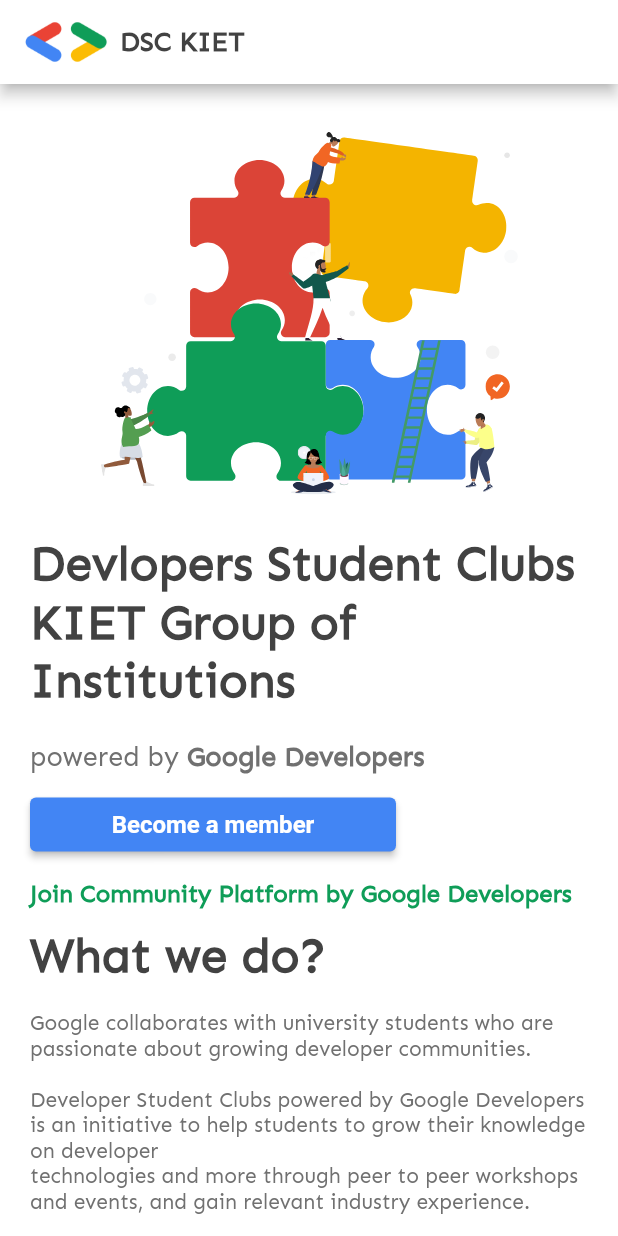
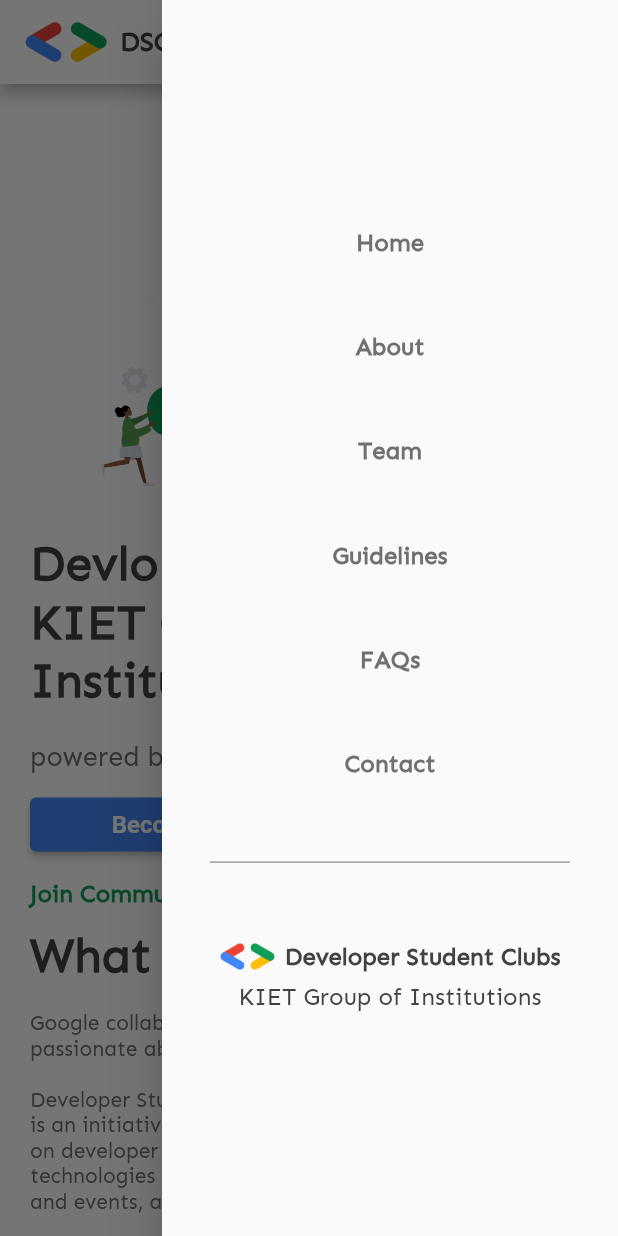
Before and after one commit to dsckiet/DSC-KIET-APP, a Flutter app: the screen it shows after launch, with the side drawer open (before the commit the screen has no drawer), on a phone screen of 412 x 824 dp. Run offline on Flutter 3.47's test engine with Material 2 defaults, Android fonts, the light colour scheme and no system bars; our stand-ins replace flutter_svg, font_awesome_flutter, lottie, supercharged.

Commit message:
app drawer made

```diff
--- a/lib/screens/homescreen.dart
+++ b/lib/screens/homescreen.dart
@@ -1,21 +1,37 @@
-import 'package:dsc_kiet_mobile_app/widgets/button_type_1.dart';
+import 'package:dsc_kiet_mobile_app/widgets/app_drawer.dart';
 import 'package:dsc_kiet_mobile_app/widgets/newsletter_placeholder.dart';
 import 'package:dsc_kiet_mobile_app/widgets/workspace_placeholder.dart';
+import 'package:dsc_kiet_mobile_app/widgets/explore_placeholder.dart';
+import 'package:dsc_kiet_mobile_app/widgets/about_us_section.dart';
 import 'package:flutter/material.dart';
-import 'package:flutter_svg/flutter_svg.dart';
 import 'package:font_awesome_flutter/font_awesome_flutter.dart';
 import 'package:lottie/lottie.dart';
+import 'package:url_launcher/url_launcher.dart';
 
 class Homescreen extends StatelessWidget {
+  final GlobalKey<ScaffoldState> _scaffoldKey = GlobalKey<ScaffoldState>();
   @override
   Widget build(BuildContext context) {
     final size = MediaQuery.of(context).size;
-    final String whatWeDo =
-        '\nGoogle collaborates with university students who are passionate about growing developer communities.\n\nDeveloper Student Clubs powered by Google Developers is an initiative to help students to grow their knowledge on developer\ntechnologies and more through peer to peer workshops and events, and gain relevant industry experience.';
     return Scaffold(
+      key: _scaffoldKey,
       appBar: AppBar(
         leadingWidth: 72.0,
         titleSpacing: 8,
+        actions: [
+          Padding(
+            padding: EdgeInsets.only(right: 20.0),
+            child: GestureDetector(
+              onTap: () {
+                print('1');
+                _scaffoldKey.currentState.openEndDrawer();
+              },
+              child: Center(
+                  child:
+                      FaIcon(FontAwesomeIcons.ellipsisV, color: Colors.black)),
+            ),
+          )
+        ],
         leading: Container(
             padding: EdgeInsets.only(left: 16, top: 4, bottom: 4),
             child: Image.asset(
@@ -23,7 +39,7 @@
             )),
         title: Text('DSC KIET'),
       ),
-      // drawer: Drawer,
+      endDrawer: AppDrawer(),
       body: ListView(
         padding: EdgeInsets.symmetric(horizontal: 20),
         children: [
@@ -54,7 +70,9 @@
           Padding(
             padding: const EdgeInsets.only(right: 128.0),
             child: ElevatedButton(
-                onPressed: () {},
+                onPressed: () {
+                  launch('https://forms.gle/YFTsmarHBrW57k5N8');
+                },
                 child: Container(
                   child: Center(
                     child: Text('Become a member'),
@@ -65,7 +83,10 @@
           Align(
             alignment: Alignment.centerLeft,
             child: TextButton(
-                onPressed: () {},
+                onPressed: () {
+                  launch(
+                      'https://dsc.community.dev/kiet-group-of-institutions-ghaziabad/');
+                },
                 child: Text(
                   'Join Community Platform by Google Developers',
                   style: Theme.of(context).textTheme.bodyText2.copyWith(
@@ -75,166 +96,27 @@
                 )),
           ),
           Padding(padding: EdgeInsets.only(top: 10)),
-          Text(
-            'What we do?',
-          ),
-          Text(
-            whatWeDo,
-            style: Theme.of(context).textTheme.bodyText2.copyWith(
-                fontSize: 14,
-                fontWeight: FontWeight.normal,
-                color: Color(0xff707070)),
-          ),
-          Padding(padding: EdgeInsets.only(top: 20)),
-          Padding(
-            padding: const EdgeInsets.only(right: 200.0),
-            child: ElevatedButton(
-                onPressed: () {},
-                child: Container(
-                  child: Center(
-                    child: Text('SIGN UP'),
-                  ),
-                )),
-          ),
-          Padding(padding: EdgeInsets.only(top: 4)),
-          Align(
-            alignment: Alignment.centerLeft,
-            child: TextButton(
-                onPressed: () {},
-                child: Text(
-                  'Learn more about the program',
-                  style: Theme.of(context).textTheme.bodyText2.copyWith(
-                      fontSize: 16,
-                      fontWeight: FontWeight.bold,
-                      color: Color(0xff0f9d58)),
-                )),
-          ),
-          //projects placeholder
-          placeholderType1(
-            context,
-            svg: 'rocket',
-            title: 'Projects',
-            content: 'Projects with a social impact that help a lot of people.',
-            color: Color(0xffDB4437),
-          ),
-          //hackathons placeholder
-          placeholderType1(context,
-              svg: 'hackathon',
-              title: 'Hackathons',
-              content: 'Dream. Explore. Wonder. Build it together.',
-              color: Color(0xff4285F4)),
-          //webinars placeholder
-          placeholderType1(context,
-              svg: 'webinar',
-              title: 'Webinars',
-              content: 'Join live coding sessions and AMAs to explore.',
-              color: Color(0xffC8A83D)),
-          //bootcamps placeholder
-          placeholderType1(context,
-              svg: 'bootcamp',
-              title: 'Bootcamps',
-              content: 'Learn & implement with us in detailed bootcamps.',
-              color: Color(0xff0F9D58)),
-          Padding(
-            padding: EdgeInsets.only(top: 48, bottom: 16),
-            child: Text(
-              'What DSC KIET does?',
-              style:
-                  Theme.of(context).textTheme.bodyText2.copyWith(fontSize: 28),
-            ),
-          ),
-          Text(
-            'Developer Student Club KIET is inspired by Google Developers\' Family.\n\nThe motive is to create a ecosystem of programmers & developers in the campus by helping them to learn and build projects.',
-            style: Theme.of(context).textTheme.bodyText2.copyWith(
-                fontSize: 16,
-                fontWeight: FontWeight.normal,
-                color: Color(0xff707070)),
-          ),
-          Padding(
-            padding: EdgeInsets.only(top: 20.0, bottom: 20),
-            child: Row(
-              mainAxisAlignment: MainAxisAlignment.start,
-              children: [
-                ButtonType1(
-                  icon: FontAwesomeIcons.mediumM,
-                ),
-                ButtonType1(
-                  icon: FontAwesomeIcons.instagram,
-                ),
-                ButtonType1(
-                  icon: FontAwesomeIcons.twitter,
-                ),
-                ButtonType1(
-                  icon: FontAwesomeIcons.github,
-                ),
-              ],
-            ),
-          ),
-          //grid for html css etc..
-          Container(
-            width: size.width / 3,
-            height: size.height / 2.88,
-            padding: EdgeInsets.all(10),
-            child: GridView.builder(
-              clipBehavior: Clip.none,
-              physics: NeverScrollableScrollPhysics(),
-              gridDelegate: SliverGridDelegateWithFixedCrossAxisCount(
-                crossAxisCount: 3,
-                crossAxisSpacing: 20,
-                mainAxisSpacing: 20,
-                childAspectRatio: 1.5,
-              ),
-              itemCount: gridSVG.length,
-              itemBuilder: (context, index) => SvgPicture.asset(
-                'assets/icons/${gridSVG[index]}.svg',
-                colorBlendMode: BlendMode.dstIn,
-                color: Colors.transparent.withOpacity(0.6),
-              ),
-            ),
-          ),
+          //
+          //About us section
+          AboutUsSection(),
+          //
           //join the workspace
           WorkspacePlaceholder(size: size),
           Padding(padding: EdgeInsets.only(bottom: 40)),
+          //
           //newsletter
           NewsletterPlaceholder(
             size: size,
           ),
           Padding(padding: EdgeInsets.only(bottom: 80)),
+          //
           //Explore Section
           Text(
             'Explore',
             style: Theme.of(context).textTheme.bodyText2.copyWith(fontSize: 20),
           ),
-          Column(
-            crossAxisAlignment: CrossAxisAlignment.start,
-            children: [
-              TextButton(
-                child: Text('KIET Group of Institutions'),
-                onPressed: () {},
-              ),
-              TextButton(
-                child: Text('About Us'),
-                onPressed: () {},
-              ),
-              TextButton(
-                child: Text('Become a member'),
-                onPressed: () {},
-              ),
-              Padding(padding: EdgeInsets.only(top: 20)),
-              TextButton(
-                child: Text('Community Guidelines'),
-                onPressed: () {},
-              ),
-              TextButton(
-                child: Text('Meet the team'),
-                onPressed: () {},
-              ),
-              TextButton(
-                child: Text('FAQs'),
-                onPressed: () {},
-              ),
-            ],
-          ),
+          ExplorePlaceholder(),
+          //
           Row(
             mainAxisAlignment: MainAxisAlignment.spaceBetween,
             children: [
@@ -243,42 +125,55 @@
                   FontAwesomeIcons.instagram,
                   color: Color(0xff4285F4),
                 ),
-                onPressed: () {},
+                onPressed: () {
+                  launch('https://instagram.com/dsckiet');
+                },
               ),
               IconButton(
                 icon: FaIcon(
                   FontAwesomeIcons.twitter,
                   color: Color(0xff4285F4),
                 ),
-                onPressed: () {},
+                onPressed: () {
+                  launch('https://twitter.com/dsckiet');
+                },
               ),
               IconButton(
                 icon: FaIcon(
                   FontAwesomeIcons.github,
                   color: Color(0xff4285F4),
                 ),
-                onPressed: () {},
+                onPressed: () {
+                  launch('https://github.com/dsckiet');
+                },
               ),
               IconButton(
                 icon: FaIcon(
                   FontAwesomeIcons.mediumM,
                   color: Color(0xff4285F4),
                 ),
-                onPressed: () {},
+                onPressed: () {
+                  launch('https://medium.com/dsckiet');
+                },
               ),
               IconButton(
                 icon: FaIcon(
                   FontAwesomeIcons.telegramPlane,
                   color: Color(0xff4285F4),
                 ),
-                onPressed: () {},
+                onPressed: () {
+                  launch('https://t.me/dsckiet');
+                },
               ),
               IconButton(
                 icon: FaIcon(
                   FontAwesomeIcons.slack,
                   color: Color(0xff4285F4),
                 ),
-                onPressed: () {},
+                onPressed: () {
+                  launch(
+                      'https://join.slack.com/t/dsckiet/shared_invite/zt-ef1q4txj-D77khvaZVgBP2CyH2MQHLA');
+                },
               ),
             ],
           ),
@@ -293,7 +188,14 @@
                     .copyWith(fontSize: 16, fontWeight: FontWeight.normal),
               ),
               TextButton(
-                onPressed: () {},
+                onPressed: () {
+                  launch(
+                    Uri(
+                      scheme: 'mailto',
+                      path: 'dsckiet@gmail.com',
+                    ).toString(),
+                  );
+                },
                 child: Text(
                   'dsckiet@gmail.com',
                   style: Theme.of(context).textTheme.bodyText2.copyWith(
@@ -308,51 +210,4 @@
       ),
     );
   }
-
-  Column placeholderType1(BuildContext context,
-      {String svg, String title, String content, Color color}) {
-    return Column(
-      crossAxisAlignment: CrossAxisAlignment.start,
-      children: [
-        Padding(
-          padding: EdgeInsets.symmetric(vertical: 10),
-          child: Align(
-            alignment: Alignment.centerLeft,
-            child: SvgPicture.asset(
-              'assets/icons/$svg.svg',
-              height: 48,
-              color: color,
-            ),
-          ),
-        ),
-        Padding(
-            padding: EdgeInsets.only(bottom: 10),
-            child: Text(
-              title,
-              style: Theme.of(context).textTheme.bodyText2.copyWith(
-                    fontSize: 24,
-                  ),
-            )),
-        Text(
-          content,
-          style: Theme.of(context).textTheme.bodyText2.copyWith(
-              fontSize: 12,
-              fontWeight: FontWeight.normal,
-              color: Color(0xff707070)),
-        )
-      ],
-    );
-  }
 }
-
-List<String> gridSVG = [
-  'html',
-  'css',
-  'js',
-  'react',
-  'nodejs',
-  'mongodb',
-  'django',
-  'flutter',
-  'android',
-];
--- /dev/null
+++ b/lib/widgets/about_us_section.dart
@@ -0,0 +1,208 @@
+import 'package:dsc_kiet_mobile_app/widgets/button_type_1.dart';
+import 'package:flutter/material.dart';
+import 'package:flutter_svg/flutter_svg.dart';
+import 'package:font_awesome_flutter/font_awesome_flutter.dart';
+import 'package:url_launcher/url_launcher.dart';
+
+List<String> gridSVG = [
+  'html',
+  'css',
+  'js',
+  'react',
+  'nodejs',
+  'mongodb',
+  'django',
+  'flutter',
+  'android',
+];
+
+class AboutUsSection extends StatefulWidget {
+  const AboutUsSection({
+    Key key,
+  }) : super(key: key);
+
+  @override
+  _AboutUsSectionState createState() => _AboutUsSectionState();
+}
+
+class _AboutUsSectionState extends State<AboutUsSection> {
+  int _selected = -1;
+  @override
+  Widget build(BuildContext context) {
+    final size = MediaQuery.of(context).size;
+    final String whatWeDo =
+        '\nGoogle collaborates with university students who are passionate about growing developer communities.\n\nDeveloper Student Clubs powered by Google Developers is an initiative to help students to grow their knowledge on developer\ntechnologies and more through peer to peer workshops and events, and gain relevant industry experience.';
+    return Column(
+      crossAxisAlignment: CrossAxisAlignment.start,
+      children: [
+        Text(
+          'What we do?',
+        ),
+        Text(
+          whatWeDo,
+          style: Theme.of(context).textTheme.bodyText2.copyWith(
+              fontSize: 14,
+              fontWeight: FontWeight.normal,
+              color: Color(0xff707070)),
+        ),
+        Padding(padding: EdgeInsets.only(top: 20)),
+        Padding(
+          padding: const EdgeInsets.only(right: 200.0),
+          child: ElevatedButton(
+              onPressed: () {
+                launch(
+                    'https://dsc.community.dev/kiet-group-of-institutions-ghaziabad/');
+              },
+              child: Container(
+                child: Center(
+                  child: Text('SIGN UP'),
+                ),
+              )),
+        ),
+        Padding(padding: EdgeInsets.only(top: 4)),
+        Align(
+          alignment: Alignment.centerLeft,
+          child: TextButton(
+              onPressed: () {
+                launch('https://developers.google.com/programs/dsc/');
+              },
+              child: Text(
+                'Learn more about the program',
+                style: Theme.of(context).textTheme.bodyText2.copyWith(
+                    fontSize: 16,
+                    fontWeight: FontWeight.bold,
+                    color: Color(0xff0f9d58)),
+              )),
+        ),
+        //projects placeholder
+        placeholderType1(
+          context,
+          svg: 'rocket',
+          title: 'Projects',
+          content: 'Projects with a social impact that help a lot of people.',
+          color: Color(0xffDB4437),
+        ),
+        //hackathons placeholder
+        placeholderType1(context,
+            svg: 'hackathon',
+            title: 'Hackathons',
+            content: 'Dream. Explore. Wonder. Build it together.',
+            color: Color(0xff4285F4)),
+        //webinars placeholder
+        placeholderType1(context,
+            svg: 'webinar',
+            title: 'Webinars',
+            content: 'Join live coding sessions and AMAs to explore.',
+            color: Color(0xffC8A83D)),
+        //bootcamps placeholder
+        placeholderType1(context,
+            svg: 'bootcamp',
+            title: 'Bootcamps',
+            content: 'Learn & implement with us in detailed bootcamps.',
+            color: Color(0xff0F9D58)),
+        Padding(
+          padding: EdgeInsets.only(top: 48, bottom: 16),
+          child: Text(
+            'What DSC KIET does?',
+            style: Theme.of(context).textTheme.bodyText2.copyWith(fontSize: 28),
+          ),
+        ),
+        Text(
+          'Developer Student Club KIET is inspired by Google Developers\' Family.\n\nThe motive is to create a ecosystem of programmers & developers in the campus by helping them to learn and build projects.',
+          style: Theme.of(context).textTheme.bodyText2.copyWith(
+              fontSize: 16,
+              fontWeight: FontWeight.normal,
+              color: Color(0xff707070)),
+        ),
+        Padding(
+          padding: EdgeInsets.only(top: 20.0, bottom: 20),
+          child: Row(
+            mainAxisAlignment: MainAxisAlignment.start,
+            children: [
+              ButtonType1(
+                icon: FontAwesomeIcons.mediumM,
+                url: 'https://medium.com/dsckiet',
+              ),
+              ButtonType1(
+                icon: FontAwesomeIcons.instagram,
+                url: 'https://instagram.com/dsckiet',
+              ),
+              ButtonType1(
+                icon: FontAwesomeIcons.twitter,
+                url: 'https://twitter.com/dsckiet',
+              ),
+              ButtonType1(
+                icon: FontAwesomeIcons.github,
+                url: 'https://github.com/dsckiet',
+              ),
+            ],
+          ),
+        ),
+        //grid for html css etc..
+        Container(
+          height: size.height / 2.88,
+          padding: EdgeInsets.all(10),
+          child: GridView.builder(
+            clipBehavior: Clip.none,
+            physics: NeverScrollableScrollPhysics(),
+            gridDelegate: SliverGridDelegateWithFixedCrossAxisCount(
+              crossAxisCount: 3,
+              crossAxisSpacing: 20,
+              mainAxisSpacing: 20,
+              childAspectRatio: 1.5,
+            ),
+            itemCount: gridSVG.length,
+            itemBuilder: (context, index) => GestureDetector(
+              onTap: () {
+                _selected = index;
+                print(_selected);
+                setState(() {});
+              },
+              child: Opacity(
+                opacity: _selected == index ? 1 : 0.6,
+                child: SvgPicture.asset(
+                  'assets/icons/${gridSVG[index]}.svg',
+                ),
+              ),
+            ),
+          ),
+        ),
+      ],
+    );
+  }
+
+  Column placeholderType1(BuildContext context,
+      {String svg, String title, String content, Color color}) {
+    return Column(
+      crossAxisAlignment: CrossAxisAlignment.start,
+      children: [
+        Padding(
+          padding: EdgeInsets.symmetric(vertical: 10),
+          child: Align(
+            alignment: Alignment.centerLeft,
+            child: SvgPicture.asset(
+              'assets/icons/$svg.svg',
+              height: 48,
+              color: color,
+            ),
+          ),
+        ),
+        Padding(
+            padding: EdgeInsets.only(bottom: 10),
+            child: Text(
+              title,
+              style: Theme.of(context).textTheme.bodyText2.copyWith(
+                    fontSize: 24,
+                  ),
+            )),
+        Text(
+          content,
+          style: Theme.of(context).textTheme.bodyText2.copyWith(
+              fontSize: 12,
+              fontWeight: FontWeight.normal,
+              color: Color(0xff707070)),
+        )
+      ],
+    );
+  }
+}
--- /dev/null
+++ b/lib/widgets/app_drawer.dart
@@ -0,0 +1,109 @@
+import 'package:flutter/material.dart';
+
+class AppDrawer extends StatelessWidget {
+  const AppDrawer({
+    Key key,
+  }) : super(key: key);
+
+  @override
+  Widget build(BuildContext context) {
+    final size = MediaQuery.of(context).size;
+    return Drawer(
+      child: Padding(
+        padding:
+            EdgeInsets.symmetric(horizontal: 32.0, vertical: size.height / 5.5),
+        child: Column(
+          mainAxisAlignment: MainAxisAlignment.spaceBetween,
+          children: [
+            TextButton(
+                onPressed: () {},
+                child: Text(
+                  'Home',
+                  style: Theme.of(context)
+                      .textTheme
+                      .bodyText2
+                      .copyWith(fontSize: 16, color: Color(0xff707070)),
+                )),
+            TextButton(
+                onPressed: () {},
+                child: Text(
+                  'About',
+                  style: Theme.of(context)
+                      .textTheme
+                      .bodyText2
+                      .copyWith(fontSize: 16, color: Color(0xff707070)),
+                )),
+            TextButton(
+                onPressed: () {},
+                child: Text(
+                  'Team',
+                  style: Theme.of(context)
+                      .textTheme
+                      .bodyText2
+                      .copyWith(fontSize: 16, color: Color(0xff707070)),
+                )),
+            TextButton(
+                onPressed: () {},
+                child: Text(
+                  'Guidelines',
+                  style: Theme.of(context)
+                      .textTheme
+                      .bodyText2
+                      .copyWith(fontSize: 16, color: Color(0xff707070)),
+                )),
+            TextButton(
+                onPressed: () {},
+                child: Text(
+                  'FAQs',
+                  style: Theme.of(context)
+                      .textTheme
+                      .bodyText2
+                      .copyWith(fontSize: 16, color: Color(0xff707070)),
+                )),
+            TextButton(
+                onPressed: () {},
+                child: Text(
+                  'Contact',
+                  style: Theme.of(context)
+                      .textTheme
+                      .bodyText2
+                      .copyWith(fontSize: 16, color: Color(0xff707070)),
+                )),
+            Divider(
+              color: Color(0xff707070),
+            ),
+            Column(
+              children: [
+                Row(
+                  mainAxisAlignment: MainAxisAlignment.spaceEvenly,
+                  children: [
+                    Image.asset(
+                      'assets/images/logo.png',
+                      height: 18,
+                    ),
+                    Text(
+                      'Developer Student Clubs',
+                      style: Theme.of(context).textTheme.bodyText2.copyWith(
+                            fontSize: 16,
+                          ),
+                    )
+                  ],
+                ),
+                Padding(
+                  padding: EdgeInsets.only(top: 8.0),
+                  child: Text(
+                    'KIET Group of Institutions',
+                    style: Theme.of(context)
+                        .textTheme
+                        .bodyText2
+                        .copyWith(fontSize: 16, fontWeight: FontWeight.normal),
+                  ),
+                )
+              ],
+            ),
+          ],
+        ),
+      ),
+    );
+  }
+}
--- a/pubspec.yaml
+++ b/pubspec.yaml
@@ -14,6 +14,7 @@
   supercharged: ^2.0.0
   font_awesome_flutter: ^9.0.0
   flutter_svg: ^0.21.0+1
+  url_launcher: ^6.0.3
 
 dev_dependencies:
   flutter_test:
```
Also changed, not shown: lib/widgets/button_type_1.dart (+6 -1 lines), lib/widgets/explore_placeholder.dart (added, +46 -0 lines), lib/widgets/workspace_placeholder.dart (+8 -2 lines), pubspec.lock.
